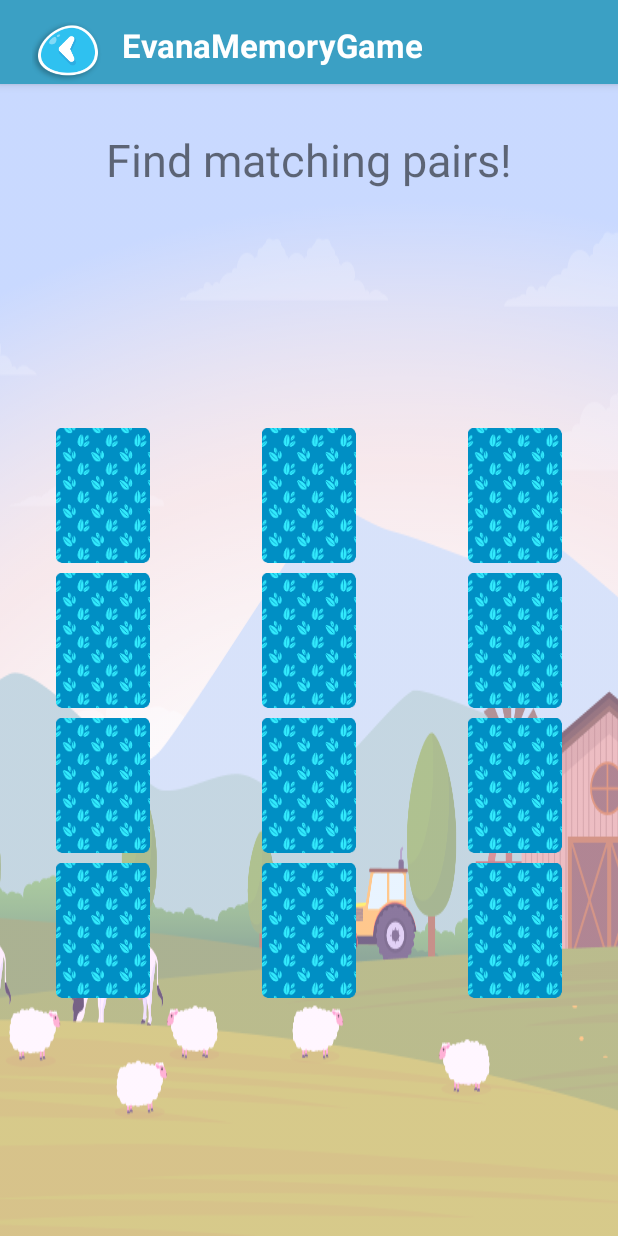
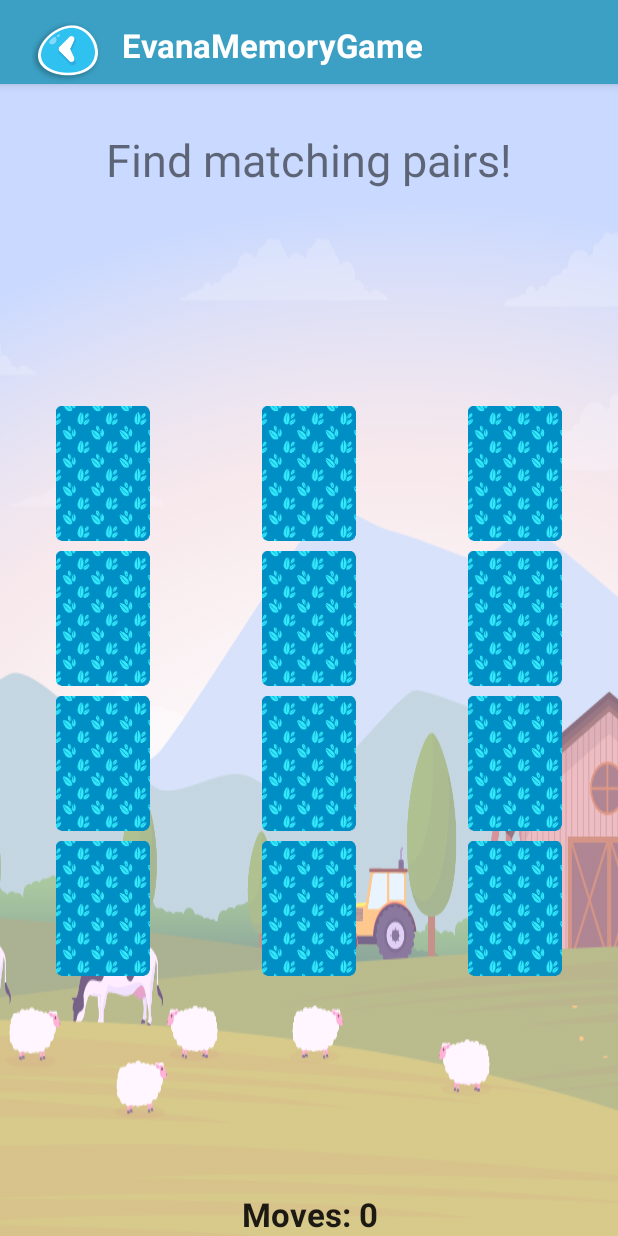
Before and after one commit to EvanaPuig/Evana-Memory-Game, an Android app: the GameActivity screen opened directly, with no data from a screen before it, on a phone screen of 412 x 824 dp. Run offline under Robolectric (Android 15) with nearby library versions, the light colour scheme and no system bars.

Commit message:
Adds the moves label and data

```diff
--- a/app/src/main/java/com/evanamargain/android/evanamemorygame/view/activities/GameActivity.kt
+++ b/app/src/main/java/com/evanamargain/android/evanamemorygame/view/activities/GameActivity.kt
@@ -50,6 +50,8 @@ class GameActivity : AppCompatActivity() {
         model.allCards.observe(this, Observer{
             gameGridAdapter = GameGridAdapter(model.allCards.value!!, applicationContext, model)
             game_grid_rv.adapter = gameGridAdapter
+
+            moves_tv.text = "Moves: ${model.moves}"
         })
     }
 
--- a/app/src/main/java/com/evanamargain/android/evanamemorygame/viewmodel/GameViewModel.kt
+++ b/app/src/main/java/com/evanamargain/android/evanamemorygame/viewmodel/GameViewModel.kt
@@ -11,7 +11,7 @@ import com.evanamargain.android.evanamemorygame.model.GameConfig
 class GameViewModel : ViewModel() {
     var allCards = MutableLiveData<ArrayList<Card>>()
     private var openedCards = ArrayList<Card>()
-    private var moves = 0
+    var moves = 0
     var gameSize = GameConfig.THREE_BY_FOUR
     private val allCardsData = ArrayList<Card>()
 
--- a/app/src/main/res/layout/activity_game.xml
+++ b/app/src/main/res/layout/activity_game.xml
@@ -25,8 +25,18 @@
         app:layout_constraintLeft_toLeftOf="parent"
         app:layout_constraintRight_toRightOf="parent"
         app:layout_constraintTop_toBottomOf="@id/game_title_tv"
+        app:layout_constraintBottom_toTopOf="@id/moves_tv"/>
+
+    <TextView
+        android:id="@+id/moves_tv"
+        android:layout_width="match_parent"
+        android:layout_height="wrap_content"
+        android:text="@string/moves_counter"
+        android:textAlignment="center"
+        android:textStyle="bold"
+        android:textAppearance="?android:textAppearanceLarge"
+        app:layout_constraintStart_toStartOf="parent"
+        app:layout_constraintEnd_toEndOf="parent"
         app:layout_constraintBottom_toBottomOf="parent"/>
 
-
-
 </androidx.constraintlayout.widget.ConstraintLayout>
--- a/app/src/main/res/values/strings.xml
+++ b/app/src/main/res/values/strings.xml
@@ -8,4 +8,5 @@
     <string name="game_view_title">Find matching pairs!</string>
   <string name="menu_view_instructions">Choose a size!</string>
     <string name="intent_size">size</string>
+    <string name="moves_counter">Moves:</string>
 </resources>
```
Also changed, not shown: app/src/main/res/drawable-hdpi/cross.png (deleted), app/src/main/res/drawable-hdpi/tick.png (deleted), app/src/main/res/drawable-ldpi/cross.png (deleted), app/src/main/res/drawable-ldpi/tick.png (deleted), app/src/main/res/drawable-mdpi/cross.png (deleted), app/src/main/res/drawable-mdpi/tick.png (deleted), app/src/main/res/drawable-xhdpi/cross.png (deleted), app/src/main/res/drawable-xhdpi/tick.png (deleted), app/src/main/res/drawable-xxhdpi/cross.png (deleted), app/src/main/res/drawable-xxhdpi/tick.png (deleted), app/src/main/res/drawable-xxxhdpi/cross.png (deleted), app/src/main/res/drawable-xxxhdpi/tick.png (deleted).
